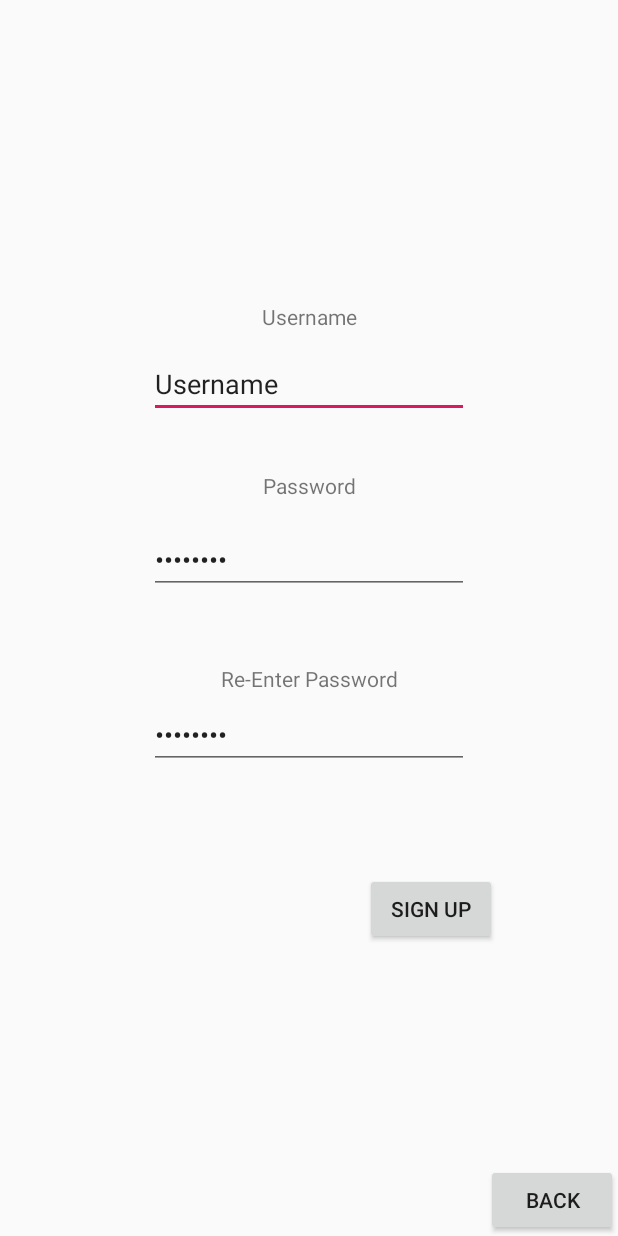
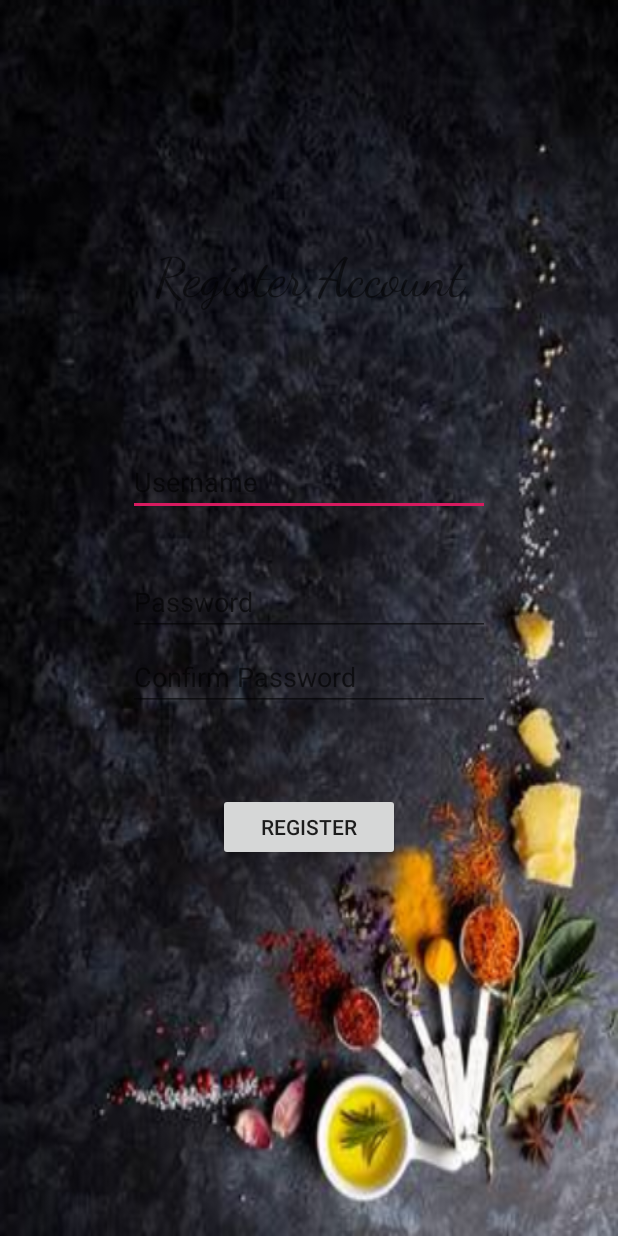
Before and after one commit to aLotofAdam/Edesia, an Android app: the layout content_sign_up.xml on its own in the app's theme, with its tools: preview values and no code run, on a phone screen of 412 x 824 dp. Run offline under Robolectric (Android 15) with nearby library versions, the light colour scheme and no system bars.

Commit message:
Continuing edit of login and sign up xml

```diff
--- /dev/null
+++ b/src/app/src/main/java/com/example/edesia/LoginActivity.java
@@ -0,0 +1,15 @@
+package com.example.edesia;
+
+import android.os.Bundle;
+import android.support.v7.app.AppCompatActivity;
+
+public class LoginActivity extends AppCompatActivity {
+
+
+
+    @Override
+    protected void onCreate(Bundle savedInstanceState){
+        super.onCreate(savedInstanceState);
+        setContentView(R.layout.login);
+    }
+}
--- a/src/app/src/main/res/layout/content_login.xml
+++ b/src/app/src/main/res/layout/content_login.xml
@@ -5,7 +5,8 @@
     android:layout_width="match_parent"
     android:layout_height="match_parent"
     android:background="@drawable/BackgroundLogin2"
-    tools:context=".MainActivity">
+    tools:context=".MainActivity"
+    tools:showIn="@layout/activity_main">
 
 
     <Button
@@ -88,7 +89,7 @@
         android:layout_marginLeft="80dp"
         android:layout_marginEnd="80dp"
         android:layout_marginRight="80dp"
-        android:layout_marginBottom="640dp"
+        android:layout_marginBottom="620dp"
         android:textSize="35dp"
         android:fontFamily="cursive"
         android:textAlignment="center"
@@ -108,7 +109,7 @@
         android:layout_marginLeft="80dp"
         android:layout_marginEnd="80dp"
         android:layout_marginRight="80dp"
-        android:layout_marginBottom="600dp"
+        android:layout_marginBottom="590dp"
         android:textSize="20dp"
         android:fontFamily="cursive"
         android:textAlignment="center"
--- a/src/app/src/main/res/layout/content_sign_up.xml
+++ b/src/app/src/main/res/layout/content_sign_up.xml
@@ -1,113 +1,97 @@
 <?xml version="1.0" encoding="utf-8"?>
-<android.support.constraint.ConstraintLayout xmlns:android="http://schemas.android.com/apk/res/android"
+<RelativeLayout xmlns:android="http://schemas.android.com/apk/res/android"
     xmlns:app="http://schemas.android.com/apk/res-auto"
     xmlns:tools="http://schemas.android.com/tools"
     android:layout_width="match_parent"
     android:layout_height="match_parent"
-    app:layout_behavior="@string/appbar_scrolling_view_behavior"
+    android:background="@drawable/BackgroundLogin2"
     tools:context=".MainActivity"
     tools:showIn="@layout/activity_main">
 
     <Button
-        android:id="@+id/button13"
-        android:layout_width="wrap_content"
-        android:layout_height="wrap_content"
-        android:text="@string"
-        app:layout_constraintBottom_toBottomOf="parent"
-        app:layout_constraintEnd_toEndOf="parent"
-        tools:text="Back" />
+        android:id="@+id/RegisterButton"
+        android:layout_width="127dp"
+        android:layout_height="45dp"
+        android:layout_alignParentStart="true"
+        android:layout_alignParentLeft="true"
+        android:layout_alignParentEnd="true"
+        android:layout_alignParentRight="true"
+        android:layout_alignParentBottom="true"
+        android:layout_marginStart="145dp"
+        android:layout_marginLeft="145dp"
+        android:layout_marginEnd="145dp"
+        android:layout_marginRight="145dp"
+        android:layout_marginBottom="250dp"
+        android:text="Register" />
+
+    <EditText
+        android:id="@+id/editTextUsername"
+        android:layout_width="235dp"
+        android:layout_height="40dp"
+        android:layout_alignParentStart="true"
+        android:layout_alignParentLeft="true"
+        android:layout_alignParentEnd="true"
+        android:layout_alignParentRight="true"
+        android:layout_alignParentBottom="true"
+        android:ems="10"
+        android:textSize="18dp"
+        android:hint="Username"
+        android:layout_marginStart="85dp"
+        android:layout_marginEnd="85dp"
+        android:layout_marginBottom="480dp"
+        android:inputType="textPersonName" />
+
+    <EditText
+        android:id="@+id/editTextPassword"
+        android:layout_width="235dp"
+        android:layout_height="40dp"
+        android:layout_alignParentStart="true"
+        android:layout_alignParentLeft="true"
+        android:layout_alignParentEnd="true"
+        android:layout_alignParentRight="true"
+        android:layout_alignParentBottom="true"
+        android:ems="10"
+        android:textSize="18dp"
+        android:hint="Password"
+        android:layout_marginStart="85dp"
+        android:layout_marginEnd="85dp"
+        android:layout_marginBottom="400dp"
+        android:inputType="textPassword"/>
+
+    <EditText
+        android:id="@+id/editTextConfirmPassword"
+        android:layout_width="235dp"
+        android:layout_height="40dp"
+        android:layout_alignParentStart="true"
+        android:layout_alignParentLeft="true"
+        android:layout_alignParentEnd="true"
+        android:layout_alignParentRight="true"
+        android:layout_alignParentBottom="true"
+        android:ems="10"
+        android:textSize="18dp"
+        android:hint="Confirm Password"
+        android:layout_marginStart="85dp"
+        android:layout_marginEnd="85dp"
+        android:layout_marginBottom="350dp"
+        android:inputType="textPassword"/>
 
     <TextView
-        android:id="@+id/textView"
-        android:layout_width="wrap_content"
-        android:layout_height="wrap_content"
-        android:text="@string"
-        app:layout_constraintBottom_toBottomOf="parent"
-        app:layout_constraintEnd_toEndOf="parent"
-        app:layout_constraintStart_toStartOf="parent"
-        app:layout_constraintTop_toTopOf="parent"
-        app:layout_constraintVertical_bias="0.25"
-        tools:text="Username" />
+        android:id="@+id/textView5"
+        android:layout_width="250dp"
+        android:layout_height="60dp"
+        android:layout_alignParentStart="true"
+        android:layout_alignParentLeft="true"
+        android:layout_alignParentEnd="true"
+        android:layout_alignParentRight="true"
+        android:layout_alignParentBottom="true"
+        android:layout_marginStart="80dp"
+        android:layout_marginLeft="80dp"
+        android:layout_marginEnd="80dp"
+        android:layout_marginRight="80dp"
+        android:layout_marginBottom="600dp"
+        android:textSize="35dp"
+        android:fontFamily="cursive"
+        android:textAlignment="center"
+        android:text="Register Account" />
 
-    <EditText
-        android:id="@+id/editText"
-        android:layout_width="wrap_content"
-        android:layout_height="wrap_content"
-        android:ems="10"
-        android:inputType="textPersonName"
-        android:text="@string"
-        app:layout_constraintBottom_toBottomOf="parent"
-        app:layout_constraintEnd_toEndOf="parent"
-        app:layout_constraintStart_toStartOf="parent"
-        app:layout_constraintTop_toTopOf="parent"
-        app:layout_constraintVertical_bias="0.3"
-        tools:text="Username"
-        android:importantForAutofill="no" />
-
-    <TextView
-        android:id="@+id/textView2"
-        android:layout_width="wrap_content"
-        android:layout_height="wrap_content"
-        android:text="@string"
-        app:layout_constraintBottom_toBottomOf="parent"
-        app:layout_constraintEnd_toEndOf="parent"
-        app:layout_constraintStart_toStartOf="parent"
-        app:layout_constraintTop_toTopOf="parent"
-        app:layout_constraintVertical_bias="0.39"
-        tools:text="Password" />
-
-    <EditText
-        android:id="@+id/editText2"
-        android:layout_width="wrap_content"
-        android:layout_height="wrap_content"
-        android:ems="10"
-        android:inputType="textPassword"
-        android:text="@string"
-        app:layout_constraintBottom_toBottomOf="parent"
-        app:layout_constraintEnd_toEndOf="parent"
-        app:layout_constraintStart_toStartOf="parent"
-        app:layout_constraintTop_toTopOf="parent"
-        app:layout_constraintVertical_bias="0.45"
-        tools:text="Password"
-        android:importantForAutofill="no" />
-
-    <Button
-        android:id="@+id/button22"
-        android:layout_width="wrap_content"
-        android:layout_height="wrap_content"
-        android:text="@string"
-        app:layout_constraintBottom_toBottomOf="parent"
-        app:layout_constraintEnd_toEndOf="parent"
-        app:layout_constraintHorizontal_bias="0.75"
-        app:layout_constraintStart_toStartOf="parent"
-        app:layout_constraintTop_toTopOf="parent"
-        app:layout_constraintVertical_bias="0.75"
-        tools:text="Sign Up" />
-
-    <TextView
-        android:id="@+id/textView3"
-        android:layout_width="wrap_content"
-        android:layout_height="wrap_content"
-        android:text="@string"
-        app:layout_constraintBottom_toBottomOf="parent"
-        app:layout_constraintEnd_toEndOf="parent"
-        app:layout_constraintStart_toStartOf="parent"
-        app:layout_constraintTop_toTopOf="parent"
-        app:layout_constraintVertical_bias="0.55"
-        tools:text="Re-Enter Password" />
-
-    <EditText
-        android:id="@+id/editText3"
-        android:layout_width="wrap_content"
-        android:layout_height="wrap_content"
-        android:ems="10"
-        android:inputType="textPassword"
-        android:text="@string"
-        app:layout_constraintBottom_toBottomOf="parent"
-        app:layout_constraintEnd_toEndOf="parent"
-        app:layout_constraintStart_toStartOf="parent"
-        app:layout_constraintTop_toTopOf="parent"
-        app:layout_constraintVertical_bias="0.6"
-        tools:text="Password" />
-
-</android.support.constraint.ConstraintLayout>
+</RelativeLayout>
```
